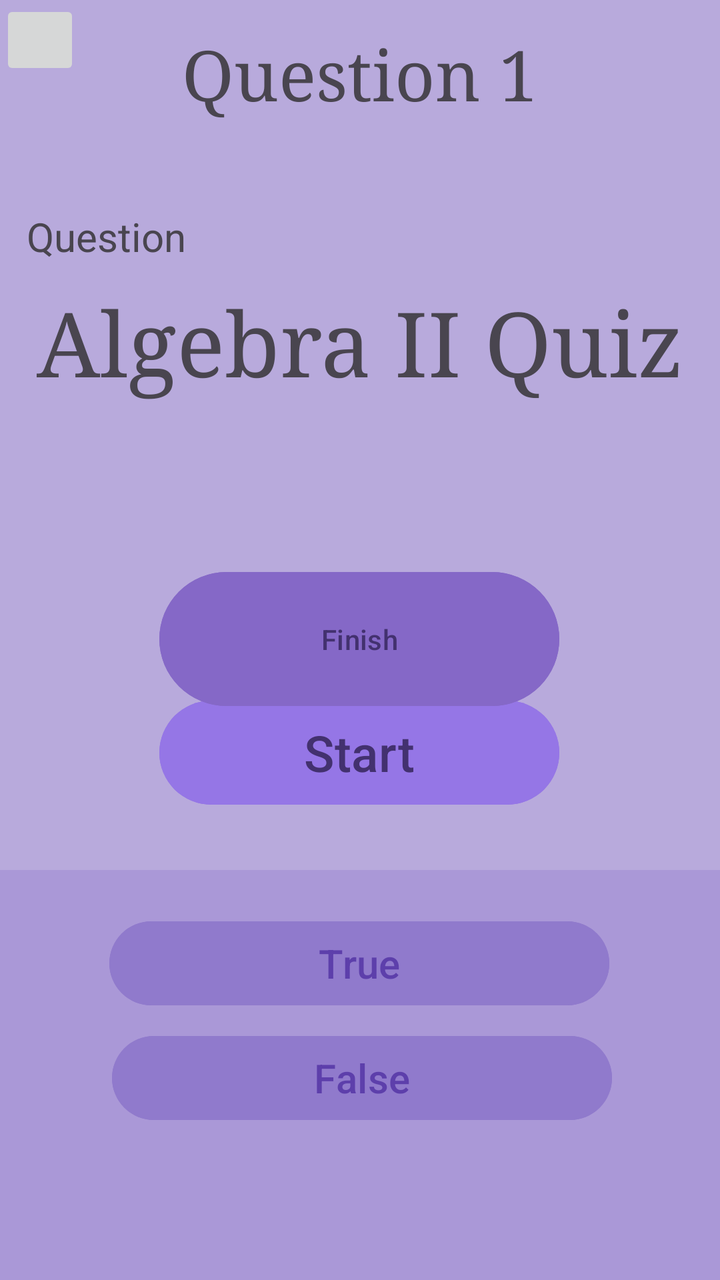
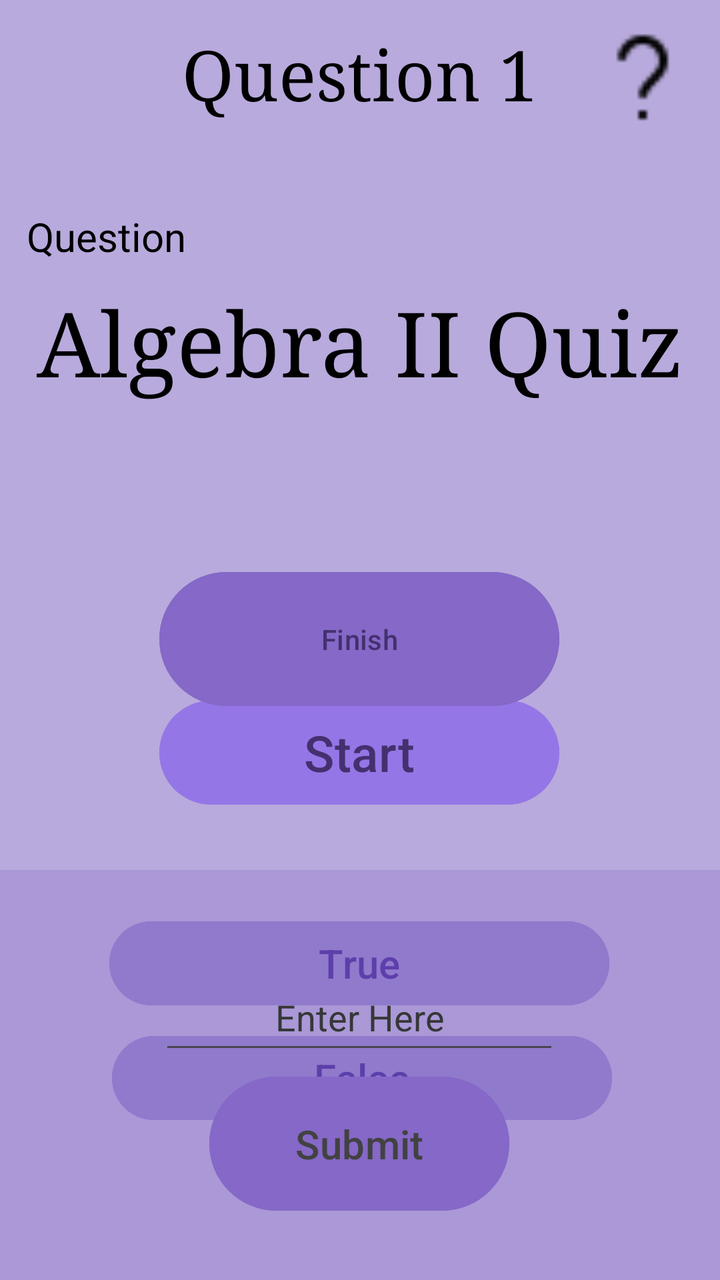

An Android layout rendered at two revisions. The XML below is the earlier revision; the diff shows what the commit changed to produce the second picture.
<!-- AndroidManifest.xml: application theme Theme.QuizApplication -->
<!-- res/layout/activity_main.xml -->
<?xml version="1.0" encoding="utf-8"?>
<androidx.constraintlayout.widget.ConstraintLayout xmlns:android="http://schemas.android.com/apk/res/android"
    xmlns:app="http://schemas.android.com/apk/res-auto"
    xmlns:tools="http://schemas.android.com/tools"
    android:id="@+id/main"
    android:layout_width="match_parent"
    android:layout_height="match_parent"
    tools:context=".MainActivity"
    android:background="#B8AADC">

    <View
        android:layout_width="415sp"
        android:layout_height="450sp"
        android:id="@+id/background"
        android:background="#AA98D7"
        android:translationY="340sp"
        app:layout_constraintBottom_toBottomOf="parent"
        app:layout_constraintEnd_toEndOf="parent"
        app:layout_constraintStart_toStartOf="parent"
        app:layout_constraintTop_toTopOf="parent" />

    <TextView
        android:id="@+id/Front"
        android:layout_width="wrap_content"
        android:layout_height="wrap_content"
        android:fontFamily="serif"
        android:text="Algebra II Quiz"
        android:textSize="45sp"

        app:layout_constraintBottom_toBottomOf="parent"
        app:layout_constraintEnd_toEndOf="parent"
        app:layout_constraintHorizontal_bias="0.503"
        app:layout_constraintStart_toStartOf="parent"
        app:layout_constraintTop_toTopOf="parent"
        app:layout_constraintVertical_bias="0.243"
        />

    <TextView
        android:id="@+id/questionNo"
        android:layout_width="wrap_content"
        android:layout_height="wrap_content"
        android:fontFamily="serif"
        android:text="Question 1"
        android:textSize="35sp"
        app:layout_constraintBottom_toBottomOf="parent"
        app:layout_constraintEnd_toEndOf="parent"
        app:layout_constraintStart_toStartOf="parent"
        app:layout_constraintTop_toTopOf="parent"
        app:layout_constraintVertical_bias="0.023" />

    <TextView
        android:layout_width="wrap_content"
        android:layout_height="wrap_content"
        android:id="@+id/question"
        android:text="Question"
        android:textSize="20sp"
        app:layout_constraintBottom_toBottomOf="parent"
        app:layout_constraintEnd_toEndOf="parent"
        app:layout_constraintHorizontal_bias="0.048"
        app:layout_constraintStart_toStartOf="parent"
        app:layout_constraintTop_toTopOf="parent"
        app:layout_constraintVertical_bias="0.171" />

    <Button
        android:id ="@+id/begin"
        android:layout_width="200dp"
        android:layout_height="60dp"
        android:backgroundTint="#9576E6"
        android:text ="Start"
        android:textColor="#43316F"
        android:textSize="25sp"

        app:layout_constraintBottom_toBottomOf="parent"
        app:layout_constraintEnd_toEndOf="parent"
        app:layout_constraintHorizontal_bias="0.497"
        app:layout_constraintStart_toStartOf="parent"

        app:layout_constraintTop_toTopOf="parent"
        app:layout_constraintVertical_bias="0.597" />

    <Button
        android:id="@+id/truth"
        android:layout_width="250dp"
        android:layout_height="50dp"
        android:backgroundTint="#907ACC"
        android:text="True"
        android:textColor="#5D3FAB"
        android:textSize="20sp"
        app:layout_constraintBottom_toBottomOf="parent"
        app:layout_constraintEnd_toEndOf="parent"
        app:layout_constraintHorizontal_bias="0.496"
        app:layout_constraintStart_toStartOf="parent"
        app:layout_constraintTop_toTopOf="parent"
        app:layout_constraintVertical_bias="0.774">

    </Button>

    <Button
        android:id="@+id/lies"
        android:layout_width="250dp"
        android:layout_height="50dp"
        android:backgroundTint="#907ACC"
        android:textSize="20sp"
        android:text="False"
        android:textColor="#5D3FAB"
        app:layout_constraintBottom_toBottomOf="parent"
        app:layout_constraintEnd_toEndOf="parent"
        app:layout_constraintHorizontal_bias="0.509"
        app:layout_constraintStart_toStartOf="parent"
        app:layout_constraintTop_toTopOf="parent"
        app:layout_constraintVertical_bias="0.871">

    </Button>

    <Button
        android:id="@+id/Finish"
        android:layout_width="200dp"
        android:layout_height="75dp"
        android:text="Finish"
        android:textColor="#43316F"
        android:backgroundTint="#8568C7"
        app:layout_constraintBottom_toBottomOf="parent"
        app:layout_constraintEnd_toEndOf="parent"
        app:layout_constraintHorizontal_bias="0.497"
        app:layout_constraintStart_toStartOf="parent"
        app:layout_constraintTop_toTopOf="parent"
        app:layout_constraintVertical_bias="0.499" />

    <ImageButton
        android:layout_width="40dp"
        android:layout_height="40dp"
        tools:layout_editor_absoluteX="355dp"
        tools:layout_editor_absoluteY="7dp" />


</androidx.constraintlayout.widget.ConstraintLayout>
<!-- resources referenced by this layout -->
<resources>
  <style name="Theme.QuizApplication" parent="Base.Theme.QuizApplication" />
  <style name="Base.Theme.QuizApplication" parent="Theme.Material3.DayNight.NoActionBar">
          
          
      </style>
</resources>

<!-- the commit's change to res/layout/activity_main.xml (unified diff, before → after) -->
@@ -26,7 +26,7 @@
         android:fontFamily="serif"
         android:text="Algebra II Quiz"
         android:textSize="45sp"
-
+        android:textColor="@color/black"
         app:layout_constraintBottom_toBottomOf="parent"
         app:layout_constraintEnd_toEndOf="parent"
         app:layout_constraintHorizontal_bias="0.503"
@@ -42,6 +42,7 @@
         android:fontFamily="serif"
         android:text="Question 1"
         android:textSize="35sp"
+        android:textColor="@color/black"
         app:layout_constraintBottom_toBottomOf="parent"
         app:layout_constraintEnd_toEndOf="parent"
         app:layout_constraintStart_toStartOf="parent"
@@ -53,6 +54,7 @@
         android:layout_height="wrap_content"
         android:id="@+id/question"
         android:text="Question"
+        android:textColor="@color/black"
         android:textSize="20sp"
         app:layout_constraintBottom_toBottomOf="parent"
         app:layout_constraintEnd_toEndOf="parent"
@@ -126,11 +128,47 @@
         app:layout_constraintTop_toTopOf="parent"
         app:layout_constraintVertical_bias="0.499" />
 
+    <Button
+        android:layout_width="150dp"
+        android:layout_height="75dp"
+        android:id="@+id/submitAns"
+        android:text="Submit"
+        android:textSize="20dp"
+        android:textColor="@color/cardview_dark_background"
+        android:backgroundTint="#8568C7"
+        app:layout_constraintBottom_toBottomOf="parent"
+        app:layout_constraintEnd_toEndOf="parent"
+        app:layout_constraintHorizontal_bias="0.498"
+        app:layout_constraintStart_toStartOf="parent"
+        app:layout_constraintTop_toTopOf="parent"
+        app:layout_constraintVertical_bias="0.946" />
+
     <ImageButton
-        android:layout_width="40dp"
-        android:layout_height="40dp"
-        tools:layout_editor_absoluteX="355dp"
-        tools:layout_editor_absoluteY="7dp" />
+        android:layout_width="50dp"
+        android:layout_height="50dp"
+        app:layout_constraintBottom_toBottomOf="parent"
+        app:layout_constraintEnd_toEndOf="parent"
+        app:layout_constraintHorizontal_bias="0.956"
+        app:layout_constraintStart_toStartOf="parent"
+        app:layout_constraintTop_toTopOf="parent"
+        app:layout_constraintVertical_bias="0.023"
+        android:background="@drawable/icons8_question_mark_24"/>
+    <EditText
+        android:layout_width="200dp"
+        android:layout_height="50dp"
+        android:id="@+id/userAnswer"
+        android:text="Enter Here"
+        android:textAlignment="center"
+        android:textColor="#363737"
+        app:layout_constraintBottom_toBottomOf="parent"
+        app:layout_constraintEnd_toEndOf="parent"
+        app:layout_constraintHorizontal_bias="0.497"
+        app:layout_constraintStart_toStartOf="parent"
+        app:layout_constraintTop_toTopOf="parent"
+        app:layout_constraintVertical_bias="0.817"
+        />
+
+
 
 
 </androidx.constraintlayout.widget.ConstraintLayout>
<!-- resource entries referenced after the edit -->
@@ -1,5 +1,7 @@
 <!-- resources referenced by this layout -->
 <resources>
+  <color name="black">#FF000000</color>
+  <!-- drawable icons8_question_mark_24: png bitmap (drawable-anydpi, 292 bytes) -->
   <style name="Theme.QuizApplication" parent="Base.Theme.QuizApplication" />
   <style name="Base.Theme.QuizApplication" parent="Theme.Material3.DayNight.NoActionBar">
           
